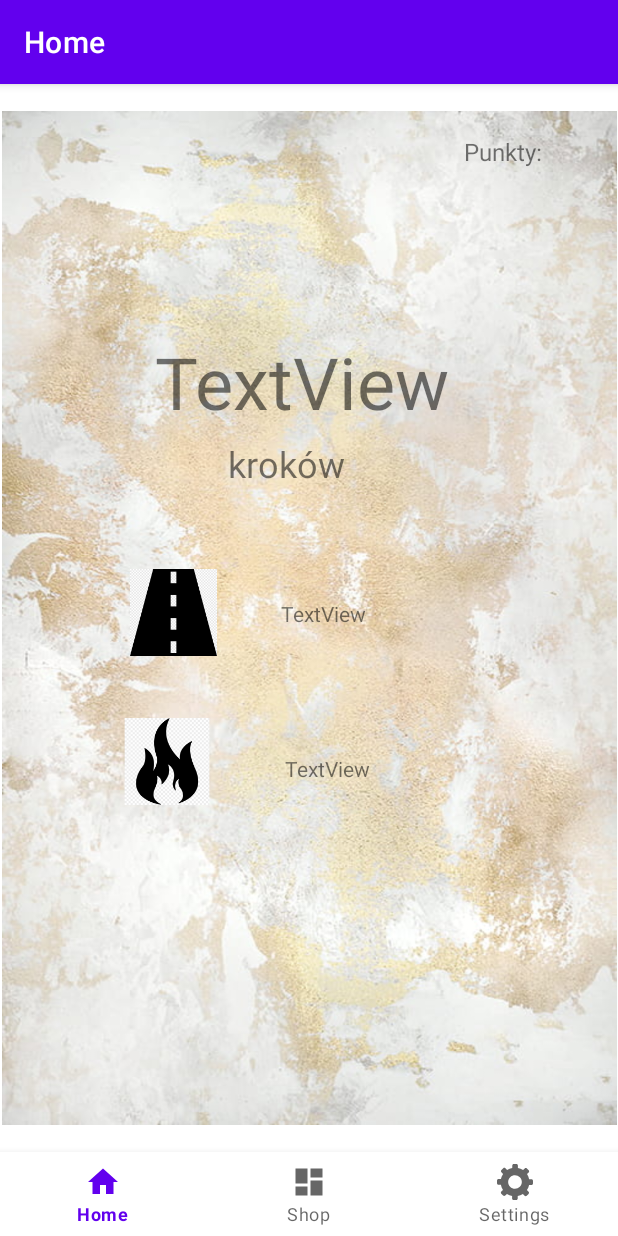
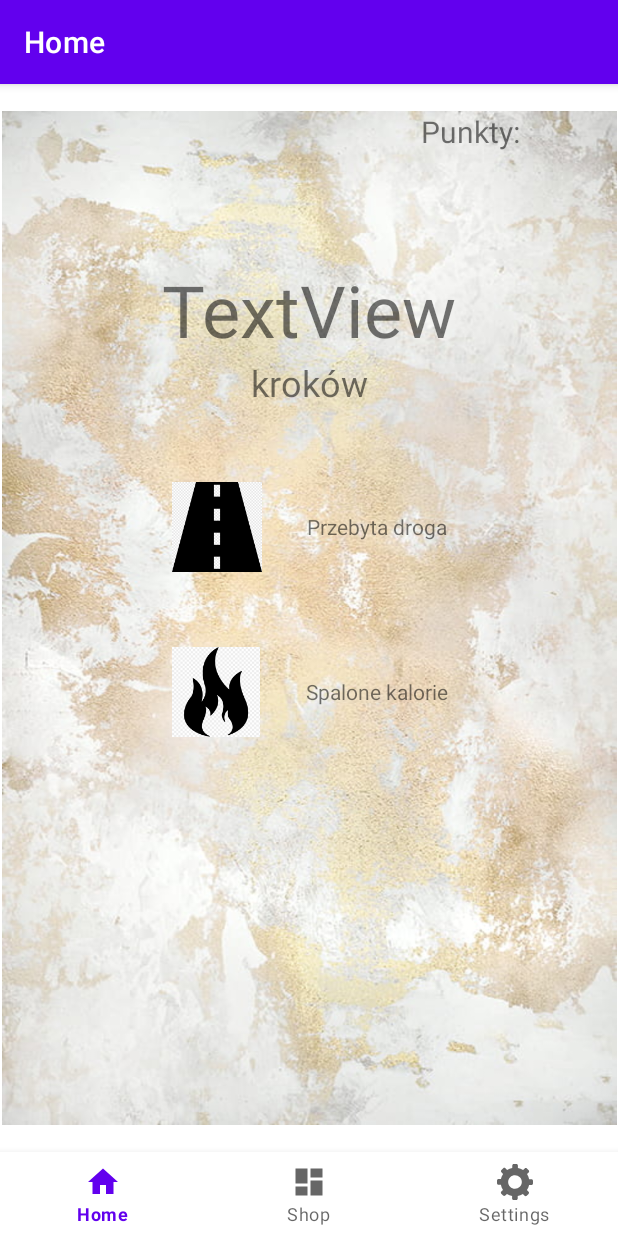
Before and after one commit to DonixMaly/projectstepper, an Android app: the screen it shows after launch (MainActivity), on a phone screen of 412 x 824 dp. Run offline under Robolectric (Android 15) with nearby library versions, the light colour scheme and no system bars; our stand-ins replace navigation-ui.

Commit message:
updated app ui

```diff
--- a/app/src/main/res/layout/fragment_home.xml
+++ b/app/src/main/res/layout/fragment_home.xml
@@ -8,93 +8,92 @@
     tools:context=".ui.home.HomeFragment">
 
     <TextView
-        android:id="@+id/textView"
-        android:layout_width="104dp"
-        android:layout_height="37dp"
-        android:layout_marginStart="152dp"
-        android:layout_marginTop="3dp"
-        android:layout_marginEnd="155dp"
-        android:text="kroków"
-        android:textSize="24sp"
-        app:layout_constraintEnd_toEndOf="parent"
-        app:layout_constraintHorizontal_bias="1.0"
-        app:layout_constraintStart_toStartOf="parent"
-        app:layout_constraintTop_toBottomOf="@+id/textView7" />
-
-    <TextView
-        android:id="@+id/textView2"
+        android:id="@+id/pointsCounter"
         android:layout_width="wrap_content"
         android:layout_height="wrap_content"
-        android:layout_marginStart="19dp"
-        android:layout_marginTop="69dp"
-        android:layout_marginEnd="177dp"
-        android:text="TextView"
+        android:layout_marginEnd="60dp"
+        android:text="Punkty: "
+        android:textSize="20sp"
         app:layout_constraintEnd_toEndOf="parent"
-        app:layout_constraintStart_toEndOf="@+id/imageView2"
-        app:layout_constraintTop_toBottomOf="@+id/textView" />
-
-    <TextView
-        android:id="@+id/textView3"
-        android:layout_width="wrap_content"
-        android:layout_height="wrap_content"
-        android:layout_marginStart="24dp"
-        android:layout_marginTop="84dp"
-        android:layout_marginEnd="177dp"
-        android:text="TextView"
-        app:layout_constraintEnd_toEndOf="parent"
-        app:layout_constraintStart_toEndOf="@+id/imageView6"
-        app:layout_constraintTop_toBottomOf="@+id/textView2" />
-
-    <TextView
-        android:id="@+id/textView4"
-        android:layout_width="98dp"
-        android:layout_height="23dp"
-        android:layout_marginStart="309dp"
-        android:layout_marginTop="16dp"
-        android:layout_marginEnd="4dp"
-        android:text="Punkty: "
-        android:textSize="16sp"
-        app:layout_constraintEnd_toEndOf="parent"
-        app:layout_constraintHorizontal_bias="1.0"
-        app:layout_constraintStart_toStartOf="parent"
         app:layout_constraintTop_toTopOf="parent" />
 
-    <ImageView
-        android:id="@+id/imageView2"
-        android:layout_width="66dp"
-        android:layout_height="58dp"
-        android:layout_marginStart="91dp"
-        android:layout_marginTop="49dp"
-        android:layout_marginEnd="19dp"
-        android:src="@mipmap/ic_launcher_foreground"
-        app:layout_constraintEnd_toStartOf="@+id/textView2"
+
+    <LinearLayout
+        android:layout_width="match_parent"
+        android:layout_height="wrap_content"
+        android:layout_marginTop="100dp"
+        android:gravity="center"
+        android:orientation="vertical"
         app:layout_constraintStart_toStartOf="parent"
-        app:layout_constraintTop_toBottomOf="@+id/textView" />
+        app:layout_constraintTop_toTopOf="parent">
 
-    <ImageView
-        android:id="@+id/imageView6"
-        android:layout_width="61dp"
-        android:layout_height="58dp"
-        android:layout_marginStart="91dp"
-        android:layout_marginTop="41dp"
-        android:layout_marginEnd="24dp"
-        android:src="@mipmap/ic_launcher2_foreground"
-        app:layout_constraintEnd_toStartOf="@+id/textView3"
-        app:layout_constraintStart_toStartOf="parent"
-        app:layout_constraintTop_toBottomOf="@+id/imageView2" />
+        <TextView
+            android:id="@+id/stepsCounter"
+            android:layout_width="wrap_content"
+            android:layout_height="wrap_content"
+            android:text="TextView"
+            android:textSize="48sp"
+            app:layout_constraintEnd_toEndOf="parent"
+            app:layout_constraintHorizontal_bias="1.0"
+            app:layout_constraintStart_toStartOf="parent"
+            app:layout_constraintTop_toTopOf="parent" />
 
-    <TextView
-        android:id="@+id/textView7"
-        android:layout_width="238dp"
-        android:layout_height="67dp"
-        android:layout_marginStart="91dp"
-        android:layout_marginTop="148dp"
-        android:layout_marginEnd="70dp"
-        android:text="TextView"
-        android:textSize="48sp"
-        app:layout_constraintEnd_toEndOf="parent"
-        app:layout_constraintHorizontal_bias="1.0"
-        app:layout_constraintStart_toStartOf="parent"
-        app:layout_constraintTop_toTopOf="parent" />
+        <TextView
+            android:id="@+id/stepsCounterLabel"
+            android:layout_width="wrap_content"
+            android:layout_height="wrap_content"
+            android:text="kroków"
+            android:textSize="24sp"
+            app:layout_constraintEnd_toEndOf="parent"
+            app:layout_constraintHorizontal_bias="1.0"
+            app:layout_constraintStart_toStartOf="parent"
+            app:layout_constraintTop_toBottomOf="@+id/stepsCounter" />
+
+        <LinearLayout
+            android:layout_width="match_parent"
+            android:layout_height="match_parent"
+            android:layout_marginTop="50dp"
+            android:gravity="center"
+            android:orientation="horizontal">
+
+            <ImageView
+                android:id="@+id/distanceTravelledicon"
+                android:layout_width="60dp"
+                android:layout_height="60dp"
+                android:src="@mipmap/ic_launcher_foreground" />
+
+            <TextView
+                android:id="@+id/distanceTravelled"
+                android:layout_width="wrap_content"
+                android:layout_height="wrap_content"
+                android:layout_marginStart="30dp"
+                android:text="Przebyta droga" />
+        </LinearLayout>
+
+
+        <LinearLayout
+            android:layout_width="match_parent"
+            android:layout_height="match_parent"
+            android:layout_marginTop="50dp"
+            android:gravity="center"
+            android:orientation="horizontal">
+
+            <ImageView
+                android:id="@+id/caloriesBurntIcon"
+                android:layout_width="60dp"
+                android:layout_height="60dp"
+                android:src="@mipmap/ic_launcher2_foreground" />
+
+            <TextView
+                android:id="@+id/caloriesBurnt"
+                android:layout_width="wrap_content"
+                android:layout_height="wrap_content"
+                android:layout_marginStart="30dp"
+                android:text="Spalone kalorie" />
+        </LinearLayout>
+
+
+    </LinearLayout>
+
 
 </androidx.constraintlayout.widget.ConstraintLayout>
```
